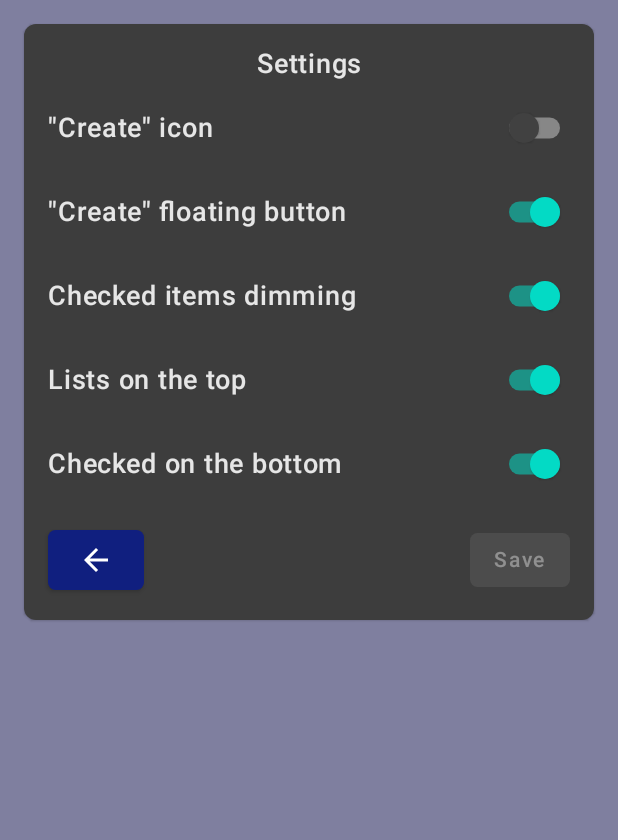
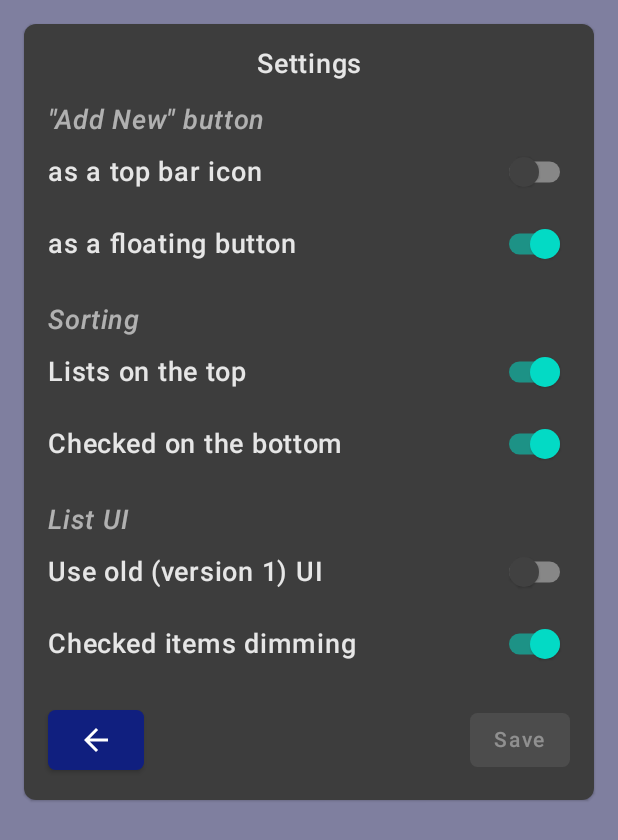
Before and after one commit to igormayachenkov/simple-list, an Android app built with Jetpack Compose: the @Preview function SettingsScreenPreview, on a phone screen of 412 x 824 dp. Shown: the top 840 px of the screen. Run offline under Robolectric (Android 15) with nearby library versions, the phone set to English and light mode, and no system bars.

Commit message:
useOldListUi setting added

```diff
--- a/list/src/main/java/ru/igormayachenkov/list/data/Settings.kt
+++ b/list/src/main/java/ru/igormayachenkov/list/data/Settings.kt
@@ -6,6 +6,7 @@ data class Settings(
     val useFab          : Boolean   = true, // Floating Add Button
     val useAdd          : Boolean   = false, // Normal Add Button
     val useCheckedColor : Boolean   = true,
+    val useOldListUi    : Boolean   = false,// V1 UI with long-click
     val sortOrder       : SortOrder = SortOrder.NameAsc,
     val sortListsUp     : Boolean   = true,
     val sortCheckedDown : Boolean   = true,
@@ -14,6 +15,7 @@ data class Settings(
         useFab          = json.getBoolean("useFab"),
         useAdd          = json.getBoolean("useAdd"),
         useCheckedColor = json.getBoolean("useCheckedColor"),
+        useOldListUi    = json.getBoolean("useOldListUi"),
         sortOrder       = SortOrder.valueOf(json.getString("sortOrder")),
         sortListsUp     = json.getBoolean("sortListsUp"),
         sortCheckedDown = json.getBoolean("sortCheckedDown"),
@@ -24,6 +26,7 @@ data class Settings(
         json.put("useFab",          useFab)
         json.put("useAdd",          useAdd)
         json.put("useCheckedColor", useCheckedColor)
+        json.put("useOldListUi",    useOldListUi)
         json.put("sortOrder",       sortOrder.name)
         json.put("sortListsUp",     sortListsUp)
         json.put("sortCheckedDown", sortCheckedDown)
--- a/list/src/main/java/ru/igormayachenkov/list/ui/SettingsScreen.kt
+++ b/list/src/main/java/ru/igormayachenkov/list/ui/SettingsScreen.kt
@@ -15,6 +15,7 @@ import androidx.lifecycle.viewmodel.compose.viewModel
 import ru.igormayachenkov.list.data.Settings
 import ru.igormayachenkov.list.ui.theme.ListTheme
 import androidx.activity.compose.BackHandler
+import androidx.compose.ui.text.font.FontStyle
 import androidx.compose.ui.text.style.TextAlign
 
 
@@ -28,6 +29,7 @@ fun SettingsScreen(
     val useFab          = rememberSaveable{ mutableStateOf<Boolean>(settings.useFab) }
     val useAdd          = rememberSaveable{ mutableStateOf<Boolean>(settings.useAdd) }
     val useCheckedColor = rememberSaveable{ mutableStateOf<Boolean>(settings.useCheckedColor) }
+    val useOldListUi    = rememberSaveable{ mutableStateOf<Boolean>(settings.useOldListUi) }
     val sortListsUp     = rememberSaveable{ mutableStateOf<Boolean>(settings.sortListsUp) }
     val sortCheckedDown = rememberSaveable{ mutableStateOf<Boolean>(settings.sortCheckedDown) }
 
@@ -35,6 +37,7 @@ fun SettingsScreen(
         useFab=useFab.value,
         useAdd=useAdd.value,
         useCheckedColor=useCheckedColor.value,
+        useOldListUi=useOldListUi.value,
         sortListsUp = sortListsUp.value,
         sortCheckedDown = sortCheckedDown.value
     )
@@ -61,12 +64,16 @@ fun SettingsScreen(
                     Modifier.fillMaxWidth(),
                     textAlign = TextAlign.Center
                 )
-
-                SwitcherRow(text = "\"Create\" icon",           state = useAdd)
-                SwitcherRow(text = "\"Create\" floating button",state = useFab)
-                SwitcherRow(text = "Checked items dimming",     state = useCheckedColor)
+                SectionTitle(text = "\"Add New\" button")
+                SwitcherRow(text = "as a top bar icon",         state = useAdd)
+                SwitcherRow(text = "as a floating button",      state = useFab)
+                SectionTitle(text = "Sorting")
                 SwitcherRow(text = "Lists on the top",          state = sortListsUp)
                 SwitcherRow(text = "Checked on the bottom",     state = sortCheckedDown)
+                SectionTitle(text = "List UI")
+                SwitcherRow(text = "Use old (version 1) UI",    state = useOldListUi)
+                if(!useOldListUi.value)
+                    SwitcherRow(text = "Checked items dimming",     state = useCheckedColor)
 
                 // BUTTONS
                 Row(
@@ -95,15 +102,25 @@ fun SettingsScreen(
 }
 
 @Composable
-private fun SwitcherRow(text:String, state:MutableState<Boolean>){
+private fun SectionTitle(text:String){
+    Text(
+        text = text,
+        fontStyle = FontStyle.Italic,
+        color = MaterialTheme.colors.onPrimary.copy(alpha = 0.6f),
+        modifier = Modifier.padding(top = 16.dp)
+    )
+}
+
+@Composable
+private fun SwitcherRow(text:String, state:MutableState<Boolean>, enabled:Boolean=true){
     Row(
         Modifier
             .fillMaxWidth()
-            .padding(top = 8.dp),
+            .padding(bottom = 0.dp),
         verticalAlignment = Alignment.CenterVertically,
     ) {
         Text( text = text, Modifier.weight(1f))
-        Switch(checked = state.value, onCheckedChange = {state.value=it})
+        Switch(checked = state.value, onCheckedChange = {state.value=it}, enabled = enabled)
     }
 
 }
```
